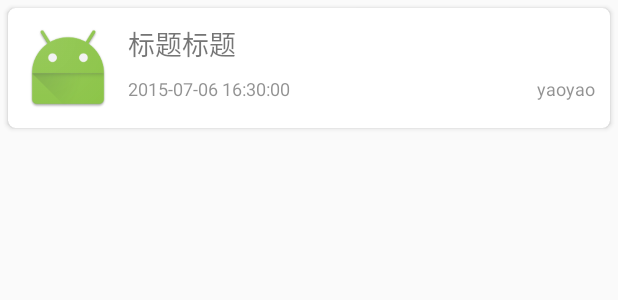
After one commit to yaoyao0719/YYAndroidSpace, an Android app: the layout gank_item.xml on its own in the app's theme, with its tools: preview values and no code run, on a phone screen of 412 x 824 dp. The commit adds this screen. Shown: the top 300 px of the screen. Run offline under Robolectric (Android 15) with nearby library versions, the phone set to English and light mode, and no system bars; Roboto replaces fonts that are not available here.

Commit message:
完成Gank列表；

```diff
--- a/app/build.gradle
+++ b/app/build.gradle
@@ -52,4 +52,5 @@ dependencies {
     compile 'com.roughike:bottom-bar:2.3.1'
     compile 'com.lzy.net:okgo:3.0.2'
     compile 'com.lzy.net:okrx2:2.0.2'
+    compile 'com.github.CymChad:BaseRecyclerViewAdapterHelper:2.9.24'
 }
--- a/app/src/main/java/com/yaoyao/android/AppApplication.java
+++ b/app/src/main/java/com/yaoyao/android/AppApplication.java
@@ -43,7 +43,8 @@ public class AppApplication extends Application {
                 .setCacheMode(CacheMode.FIRST_CACHE_THEN_REQUEST) //设置全局缓存模式
                 .setCacheTime(CacheEntity.CACHE_NEVER_EXPIRE)     //设置缓存有效期，默认为永不失效
                 .setRetryCount(3)                                 //设置超时重连次数，默认为三次
-                .addCommonParams(params);                         //添加全局公共参数
+               // .addCommonParams(params)                          //添加全局公共参数
+        ;
 
     }
 
--- a/app/src/main/java/com/yaoyao/android/base/BaseActivity.java
+++ b/app/src/main/java/com/yaoyao/android/base/BaseActivity.java
@@ -5,6 +5,7 @@ import android.os.Bundle;
 import android.support.v7.app.AppCompatActivity;
 
 import com.jaeger.library.StatusBarUtil;
+import com.lzy.okgo.OkGo;
 import com.yaoyao.android.R;
 
 
@@ -25,5 +26,6 @@ public abstract class BaseActivity extends AppCompatActivity {
     @Override
     protected void onDestroy() {
         super.onDestroy();
+        OkGo.getInstance().cancelTag(this);
     }
 }
--- a/app/src/main/res/layout/fragment_gank.xml
+++ b/app/src/main/res/layout/fragment_gank.xml
@@ -3,11 +3,13 @@
     xmlns:tools="http://schemas.android.com/tools"
     android:layout_width="match_parent"
     android:layout_height="match_parent"
+    xmlns:app="http://schemas.android.com/apk/res-auto"
     tools:context="com.yaoyao.android.module.practice.BlankFragment">
 
-    <TextView
+    <cn.android.customrecyclerview.ptr.CustomRecyclerView
+        android:id="@+id/recyclerView"
         android:layout_width="match_parent"
         android:layout_height="match_parent"
-        android:text="@string/hello_blank_fragment"/>
+        app:isSwipeToRefresh="true"/>
 
 </LinearLayout>
--- /dev/null
+++ b/app/src/main/res/layout/gank_item.xml
@@ -0,0 +1,61 @@
+<?xml version="1.0" encoding="utf-8"?>
+<android.support.v7.widget.CardView
+    xmlns:android="http://schemas.android.com/apk/res/android"
+    xmlns:app="http://schemas.android.com/apk/res-auto"
+    xmlns:tools="http://schemas.android.com/tools"
+    android:layout_width="match_parent"
+    android:layout_height="wrap_content"
+    android:layout_margin="5dp"
+    android:background="@color/white"
+    app:cardCornerRadius="5dp"
+    app:contentPadding="10dp"
+    android:id="@+id/panelParent">
+
+    <RelativeLayout
+        android:layout_width="match_parent"
+        android:layout_height="match_parent">
+
+        <ImageView
+            android:id="@+id/imageView"
+            android:layout_width="60dp"
+            android:layout_height="60dp"
+            android:layout_marginRight="10dp"
+            android:src="@drawable/ic_launcher"/>
+
+        <TextView
+            android:id="@+id/title"
+            android:layout_width="match_parent"
+            android:layout_height="wrap_content"
+            android:layout_toRightOf="@id/imageView"
+            android:maxLines="2"
+            android:text="标题标题"
+            android:textSize="18dp"/>
+
+        <RelativeLayout
+            android:layout_width="match_parent"
+            android:layout_height="wrap_content"
+            android:layout_below="@id/title"
+            android:layout_marginTop="8dp"
+            android:layout_toRightOf="@id/imageView">
+
+            <TextView
+                android:id="@+id/pubDate"
+                android:layout_width="wrap_content"
+                android:layout_height="wrap_content"
+                android:textColor="#88333333"
+                android:textSize="12dp"
+                tools:text="2015-07-06 16:30:00"/>
+
+            <TextView
+                android:id="@+id/who"
+                android:layout_width="wrap_content"
+                android:layout_height="wrap_content"
+                android:layout_alignParentEnd="true"
+                android:layout_alignParentRight="true"
+                android:layout_alignParentTop="true"
+                android:textColor="#88333333"
+                android:textSize="12dp"
+                tools:text="yaoyao"/>
+        </RelativeLayout>
+    </RelativeLayout>
+</android.support.v7.widget.CardView>
--- a/customrecyclerview/src/main/java/cn/android/customrecyclerview/ptr/CustomRecyclerView.java
+++ b/customrecyclerview/src/main/java/cn/android/customrecyclerview/ptr/CustomRecyclerView.java
@@ -1198,7 +1198,9 @@ public class CustomRecyclerView extends LinearLayout implements OnViewClick,Swip
         post(new Runnable() {
             @Override
             public void run() {
-                mSwipeRefreshLayout.setRefreshing(true);
+                if(mSwipeRefreshLayout!=null){
+                    mSwipeRefreshLayout.setRefreshing(true);
+                }
             }
         });
     }
```
Also changed, not shown: app/src/main/AndroidManifest.xml (+4 -3 lines), app/src/main/java/com/yaoyao/android/constants/Urls.java (added, +12 -0 lines), app/src/main/java/com/yaoyao/android/module/gank/GankAdapter.java (added, +44 -0 lines), app/src/main/java/com/yaoyao/android/module/gank/GankFragment.java (+101 -3 lines), app/src/main/java/com/yaoyao/android/module/gank/GankModel.java (added, +37 -0 lines), app/src/main/java/com/yaoyao/android/module/gank/GankResponse.java (added, +15 -0 lines), app/src/main/java/com/yaoyao/android/module/web/WebActivity.java (added, +81 -0 lines), app/src/main/java/com/yaoyao/android/network/JsonCallback.java (added, +69 -0 lines), app/src/main/res/drawable/progress_bar_states.xml (added, +40 -0 lines), app/src/main/res/layout/activity_web.xml (added, +23 -0 lines), app/src/main/res/layout/item_no_data.xml (added, +16 -0 lines).
